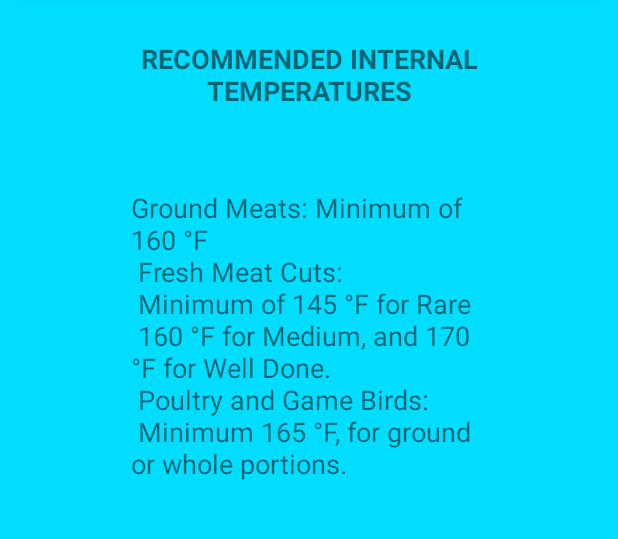
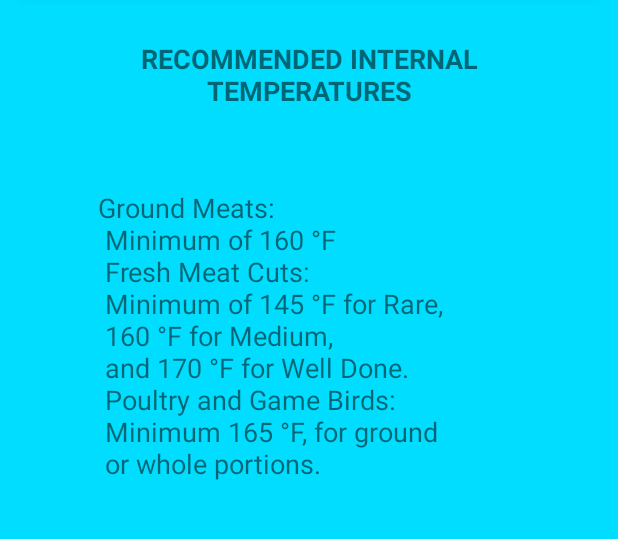
Before and after one commit to NathanielBarnett/CS449---Semester-Project, an Android app: the InternalTempsActivity screen opened directly, with no data from a screen before it, on a phone screen of 412 x 824 dp, the part 92-631 px from its top. Run offline under Robolectric (Android 15) with nearby library versions, the phone set to English and light mode, and no system bars.

Commit message:
Revised Text Format
Revised text for internal temperature display.

```diff
--- a/CS449-App/app/src/main/res/layout/activity_internal_temps.xml
+++ b/CS449-App/app/src/main/res/layout/activity_internal_temps.xml
@@ -42,8 +42,8 @@
 
     <TextView
         android:id="@+id/rec_internal_temps"
-        android:layout_width="237dp"
-        android:layout_height="277dp"
+        android:layout_width="287dp"
+        android:layout_height="284dp"
         android:layout_marginLeft="8dp"
         android:layout_marginRight="8dp"
         android:layout_marginTop="53dp"
@@ -51,7 +51,8 @@
         android:textSize="18sp"
         app:layout_constraintLeft_toLeftOf="parent"
         app:layout_constraintRight_toRightOf="parent"
-        app:layout_constraintTop_toBottomOf="@+id/temp_menu_title" />
+        app:layout_constraintTop_toBottomOf="@+id/temp_menu_title"
+        app:layout_constraintHorizontal_bias="0.529" />
 
 
 </android.support.constraint.ConstraintLayout>
--- a/CS449-App/app/src/main/res/values/strings.xml
+++ b/CS449-App/app/src/main/res/values/strings.xml
@@ -26,11 +26,12 @@
     <string name="temp_menu_title">Recommended Internal Temperatures</string>
 
     <string name="rec_internal_temps">
-        Ground Meats: Minimum of 160 °F \n
+        Ground Meats: \n
+        Minimum of 160 °F \n
         Fresh Meat Cuts: \n
-        Minimum of 145 °F for Rare \n
-        160 °F for Medium, and 170 °F for Well Done. \n
+        Minimum of 145 °F for Rare, \n
+        160 °F for Medium, \n and 170 °F for Well Done. \n
         Poultry and Game Birds: \n
-        Minimum 165 °F, for ground or whole portions.
+        Minimum 165 °F, for ground \n or whole portions.
     </string>
 </resources>
```
